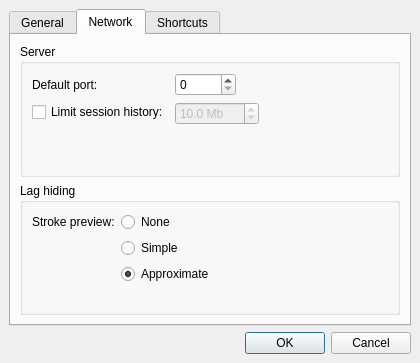
drawpile/Drawpile, file src/client/ui/settings.ui: the form before one commit.
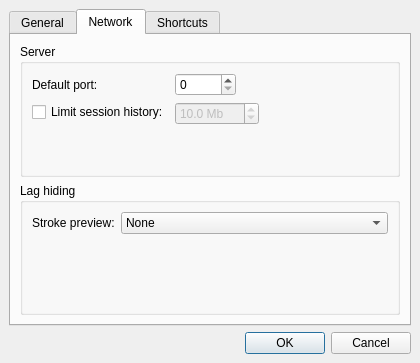
The form after the commit. The open tabs and pages were chosen to show the change.

Commit message:
New stroke preview style
Also some refactoring: stroke previewers now have their own classes

What changed in the file:
```diff
--- a/src/client/ui/settings.ui
+++ b/src/client/ui/settings.ui
@@ -229,27 +229,27 @@
            </widget>
           </item>
           <item row="0" column="1">
-           <widget class="QRadioButton" name="preview_none">
+           <widget class="QComboBox" name="strokepreview">
+            <item>
             <property name="text">
              <string>None</string>
             </property>
-           </widget>
-          </item>
-          <item row="1" column="1">
-           <widget class="QRadioButton" name="preview_simple">
+            </item>
+            <item>
             <property name="text">
-             <string>Simple</string>
-            </property>
-           </widget>
-          </item>
-          <item row="2" column="1">
-           <widget class="QRadioButton" name="preview_approx">
+              <string>Quick</string>
+             </property>
+            </item>
+            <item>
             <property name="text">
-             <string>Approximate</string>
-            </property>
-            <property name="checked">
-             <bool>true</bool>
-            </property>
+              <string>Simple overlay</string>
+             </property>
+            </item>
+            <item>
+             <property name="text">
+              <string>Realistic</string>
+             </property>
+            </item>
            </widget>
           </item>
          </layout>
```
Left out of the diff: 2 changed lines with no effect on the pictures. Lines whose indentation alone changed are shown as unchanged. The commit also changes 12 other files.
